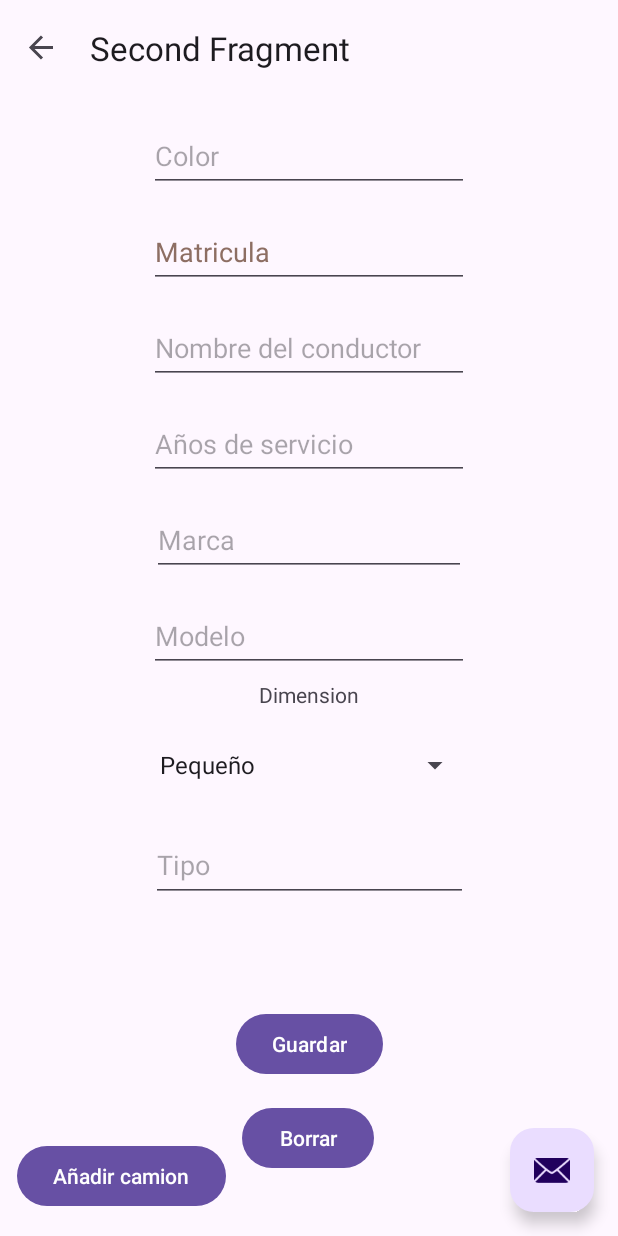
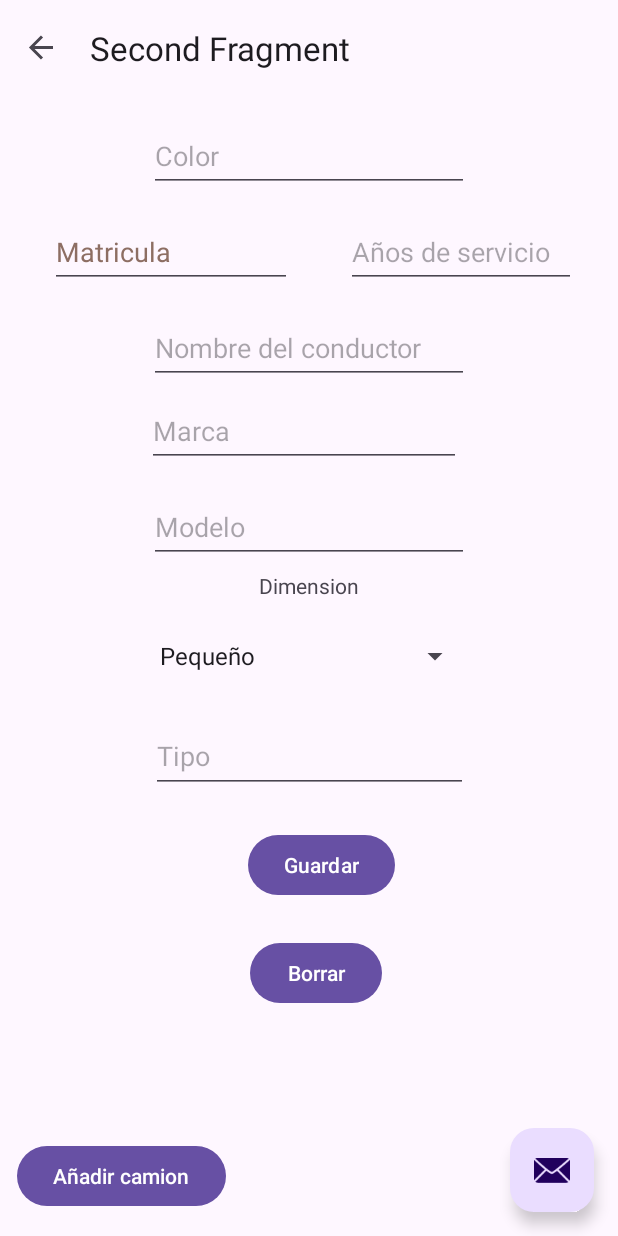
Before and after one commit to JosuedGarm52/APPCamion, an Android app: the SecondFragment screen opened through its navigation route, on a phone screen of 412 x 824 dp. Run offline under Robolectric (Android 15) with nearby library versions, the phone set to English and light mode, and no system bars; our stand-ins replace navigation-ui.

Commit message:
1.2.1 fix second vista

```diff
--- a/app/src/main/res/layout/fragment_second.xml
+++ b/app/src/main/res/layout/fragment_second.xml
@@ -1,7 +1,10 @@
 <?xml version="1.0" encoding="utf-8"?>
-<androidx.constraintlayout.widget.ConstraintLayout xmlns:android="http://schemas.android.com/apk/res/android"
+<androidx.core.widget.NestedScrollView xmlns:android="http://schemas.android.com/apk/res/android"
     xmlns:app="http://schemas.android.com/apk/res-auto"
     xmlns:tools="http://schemas.android.com/tools"
+    android:layout_width="match_parent"
+    android:layout_height="match_parent">
+    <androidx.constraintlayout.widget.ConstraintLayout
         android:layout_width="match_parent"
         android:layout_height="match_parent"
         android:padding="16dp"
@@ -25,30 +28,30 @@
             android:id="@+id/btnGuardar"
             android:layout_width="wrap_content"
             android:layout_height="wrap_content"
-        android:layout_marginStart="1dp"
-        android:layout_marginBottom="88dp"
+            android:layout_marginStart="156dp"
+            android:layout_marginTop="24dp"
+            android:layout_marginEnd="140dp"
             android:text="Guardar"
-        app:layout_constraintBottom_toBottomOf="parent"
             app:layout_constraintEnd_toEndOf="parent"
-        app:layout_constraintHorizontal_bias="0.498"
-        app:layout_constraintStart_toStartOf="parent" />
+            app:layout_constraintStart_toStartOf="parent"
+            app:layout_constraintTop_toBottomOf="@+id/edtTipo" />
 
         <Button
             android:id="@+id/btnBorrar"
             android:layout_width="wrap_content"
             android:layout_height="wrap_content"
+            android:layout_marginStart="158dp"
+            android:layout_marginTop="24dp"
+            android:layout_marginEnd="149dp"
             android:text="Borrar"
-        app:layout_constraintBottom_toBottomOf="parent"
             app:layout_constraintEnd_toEndOf="parent"
-        app:layout_constraintHorizontal_bias="0.498"
             app:layout_constraintStart_toStartOf="parent"
-        app:layout_constraintTop_toBottomOf="@+id/btnGuardar"
-        app:layout_constraintVertical_bias="0.367" />
+            app:layout_constraintTop_toBottomOf="@+id/btnGuardar" />
 
         <EditText
             android:id="@+id/edtMatricula"
-        android:layout_width="wrap_content"
-        android:layout_height="wrap_content"
+            android:layout_width="161dp"
+            android:layout_height="48dp"
             android:layout_marginTop="16dp"
             android:ems="10"
             android:hint="Matricula"
@@ -56,7 +59,7 @@
             android:minHeight="48dp"
             android:textColorHint="#8D6E63"
             app:layout_constraintEnd_toEndOf="parent"
-        app:layout_constraintHorizontal_bias="0.5"
+            app:layout_constraintHorizontal_bias="0.079"
             app:layout_constraintStart_toStartOf="parent"
             app:layout_constraintTop_toBottomOf="@+id/edtColor" />
 
@@ -76,29 +79,31 @@
 
         <EditText
             android:id="@+id/edtYear"
-        android:layout_width="wrap_content"
-        android:layout_height="wrap_content"
+            android:layout_width="153dp"
+            android:layout_height="48dp"
+            android:layout_marginStart="36dp"
             android:layout_marginTop="16dp"
+            android:layout_marginEnd="12dp"
             android:ems="10"
             android:hint="Años de servicio"
             android:inputType="number"
             android:minHeight="48dp"
             app:layout_constraintEnd_toEndOf="parent"
-        app:layout_constraintHorizontal_bias="0.5"
-        app:layout_constraintStart_toStartOf="parent"
-        app:layout_constraintTop_toBottomOf="@+id/edtConductor" />
+            app:layout_constraintStart_toEndOf="@+id/edtMatricula"
+            app:layout_constraintTop_toBottomOf="@+id/edtColor" />
 
         <EditText
             android:id="@+id/edtMarca"
             android:layout_width="209dp"
             android:layout_height="48dp"
-        android:layout_marginTop="16dp"
+            android:layout_marginTop="7dp"
             android:ems="10"
             android:hint="Marca"
             android:inputType="text"
             app:layout_constraintEnd_toEndOf="parent"
+            app:layout_constraintHorizontal_bias="0.482"
             app:layout_constraintStart_toStartOf="parent"
-        app:layout_constraintTop_toBottomOf="@+id/edtYear" />
+            app:layout_constraintTop_toBottomOf="@+id/edtConductor" />
 
         <EditText
             android:id="@+id/edtModelo"
@@ -149,3 +154,4 @@
             app:layout_constraintTop_toBottomOf="@+id/spinner" />
 
     </androidx.constraintlayout.widget.ConstraintLayout>
+</androidx.core.widget.NestedScrollView>
```
Lines whose indentation alone changed are shown as unchanged.
